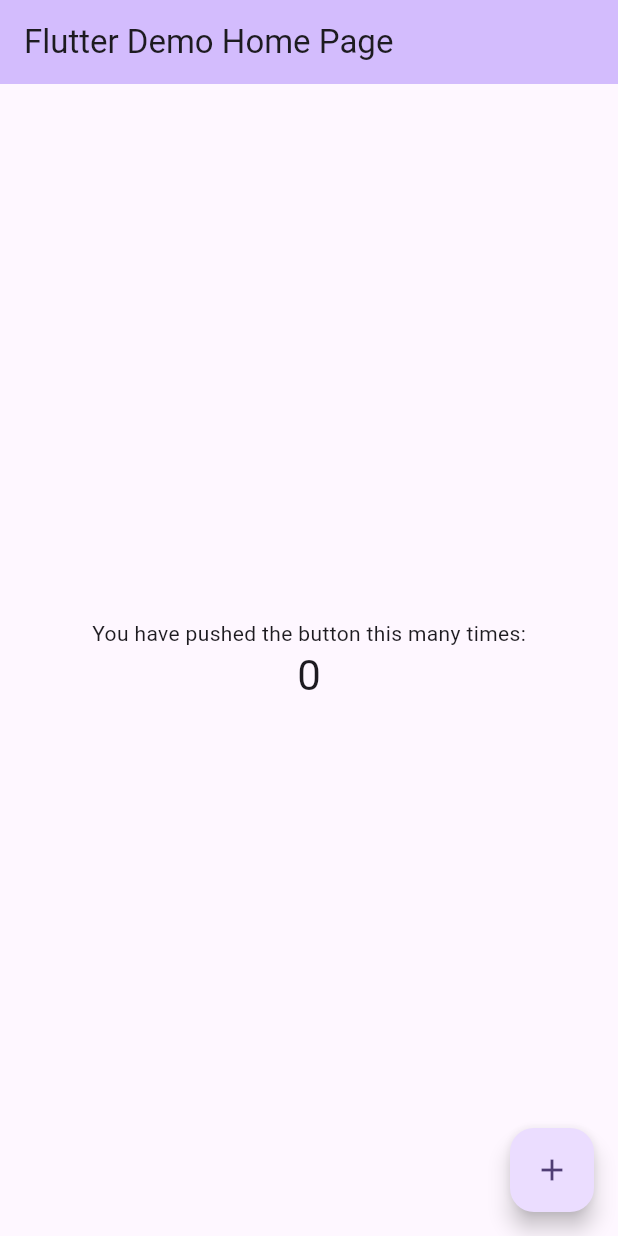
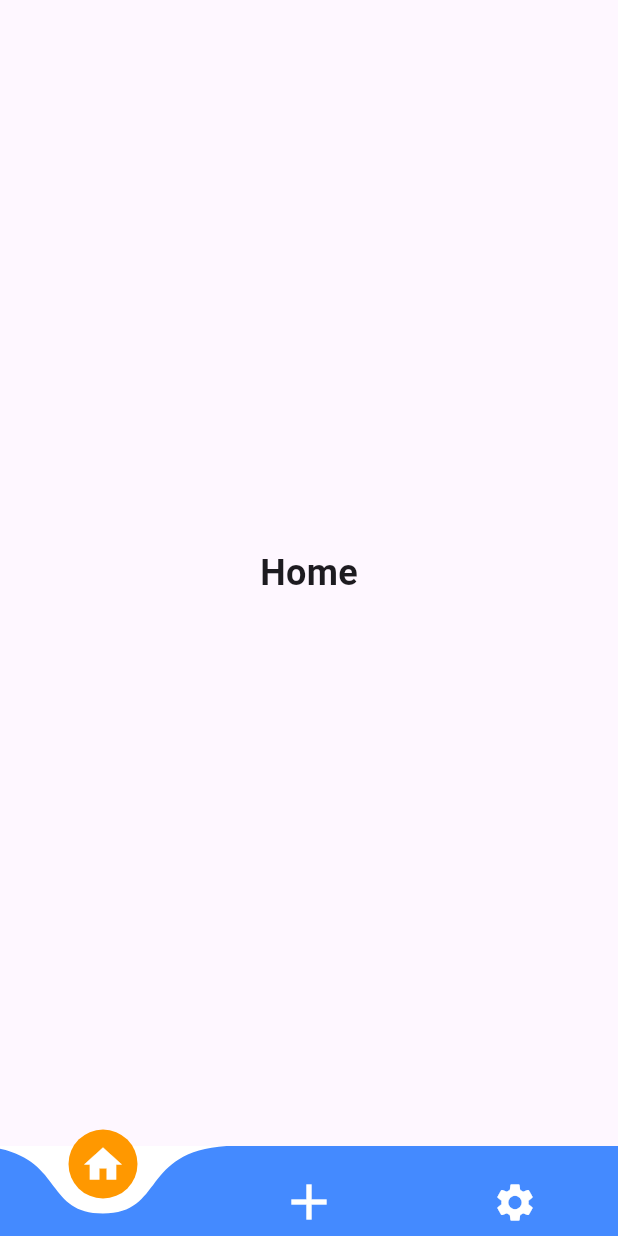
Before and after one commit to sz-adam/habit_tracker, a Flutter app: the screen it shows after launch, on a phone screen of 412 x 824 dp. Run offline on Flutter 3.47's test engine with Material 3 defaults, Android fonts, the phone set to English and light mode, and no system bars; drawn by our look-alikes of curved_navigation_bar.

Commit message:
add curved bottom navigation

```diff
--- a/lib/main.dart
+++ b/lib/main.dart
@@ -1,4 +1,5 @@
 import 'package:flutter/material.dart';
+import 'package:habit_tracker/screens/navigation/bottom_navigation.dart';
 
 void main() {
   runApp(const MyApp());
@@ -30,7 +31,7 @@ class MyApp extends StatelessWidget {
         // tested with just a hot reload.
         colorScheme: ColorScheme.fromSeed(seedColor: Colors.deepPurple),
       ),
-      home: const MyHomePage(title: 'Flutter Demo Home Page'),
+      home: BottomNavigation(),
     );
   }
 }
--- /dev/null
+++ b/lib/screens/home_screen.dart
@@ -0,0 +1,22 @@
+import 'package:flutter/material.dart';
+
+class HomeScreen extends StatefulWidget {
+  const HomeScreen({super.key});
+
+  @override
+  State<HomeScreen> createState() => _HomeScreenState();
+}
+
+class _HomeScreenState extends State<HomeScreen> {
+  @override
+  Widget build(BuildContext context) {
+    return const Scaffold(
+      body: Center(
+        child: Text(
+          'Home',
+          style: TextStyle(fontSize: 24, fontWeight: FontWeight.bold),
+        ),
+      ),
+    );
+  }
+}
--- /dev/null
+++ b/lib/screens/navigation/bottom_navigation.dart
@@ -0,0 +1,51 @@
+import 'package:curved_navigation_bar/curved_navigation_bar.dart';
+import 'package:flutter/material.dart';
+import 'package:habit_tracker/screens/add_habit.dart';
+import 'package:habit_tracker/screens/home_screen.dart';
+import 'package:habit_tracker/screens/settings_screen.dart';
+
+
+class BottomNavigation extends StatefulWidget {
+  const BottomNavigation({super.key});
+
+  @override
+  State<BottomNavigation> createState() => _BottomNavigationState();
+}
+
+class _BottomNavigationState extends State<BottomNavigation> {
+  int _selectedIndex = 0;
+
+  List<Widget> _screens = [
+    HomeScreen(),
+    AddHabit(),
+    SettingsScreen(),
+  ];
+
+  void _onItemTapped(int index) {
+    setState(() {
+      _selectedIndex = index;
+    });
+  }
+
+  @override
+  Widget build(BuildContext context) {
+    return Scaffold(
+      body: _screens[_selectedIndex],
+      bottomNavigationBar: CurvedNavigationBar(
+        index: _selectedIndex,
+        height: 60.0,
+        color: Colors.blueAccent,
+        buttonBackgroundColor: Colors.orange,
+        backgroundColor: Colors.white,
+        items: <Widget>[
+          Icon(Icons.home, size: 30, color: Colors.white),
+          Icon(Icons.add, size: 40, color: Colors.white,),
+          Icon(Icons.settings, size: 30, color: Colors.white),
+        ],
+        onTap: _onItemTapped,
+        animationDuration: Duration(milliseconds: 300),
+        animationCurve:Curves.linear ,
+      ),
+    );
+  }
+}
--- a/pubspec.yaml
+++ b/pubspec.yaml
@@ -34,10 +34,12 @@ dependencies:
   # The following adds the Cupertino Icons font to your application.
   # Use with the CupertinoIcons class for iOS style icons.
   cupertino_icons: ^1.0.8
+  curved_navigation_bar: ^1.0.6
 
 dev_dependencies:
   flutter_test:
     sdk: flutter
+
 
   # The "flutter_lints" package below contains a set of recommended lints to
   # encourage good coding practices. The lint set provided by the package is
```
Also changed, not shown: lib/screens/add_habit.dart (added, +22 -0 lines), lib/screens/settings_screen.dart (added, +23 -0 lines), pubspec.lock.
